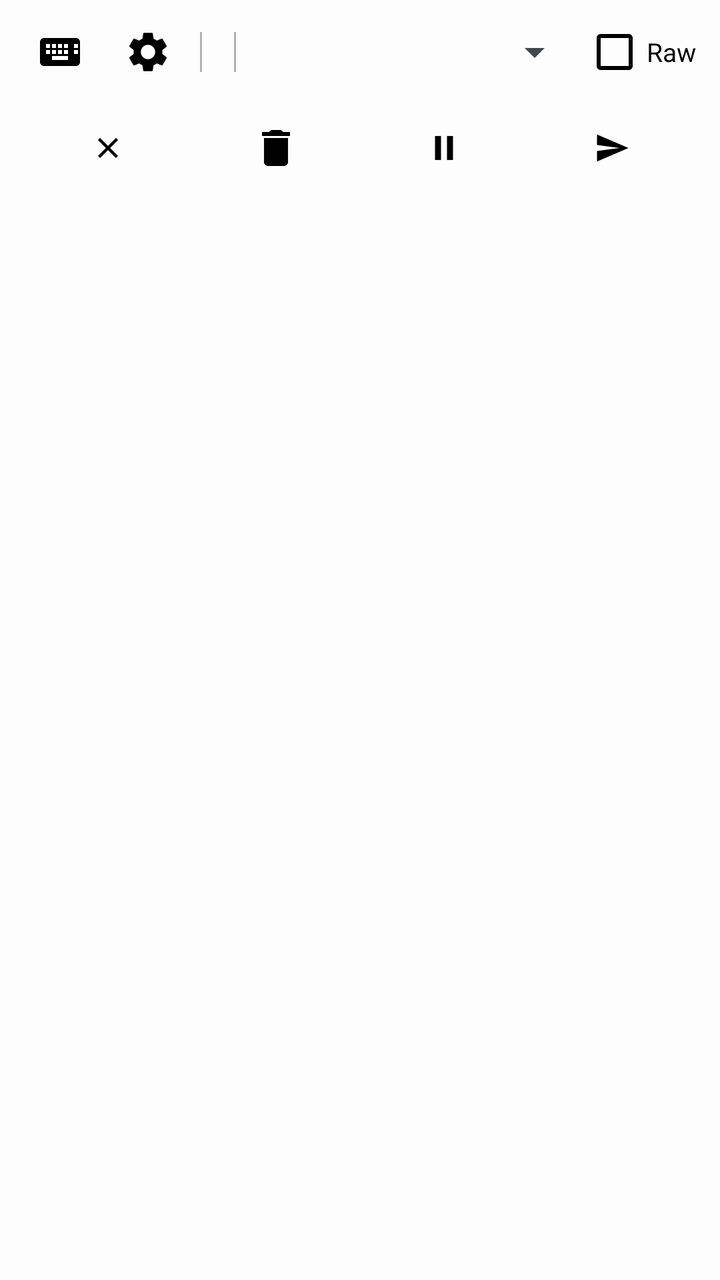
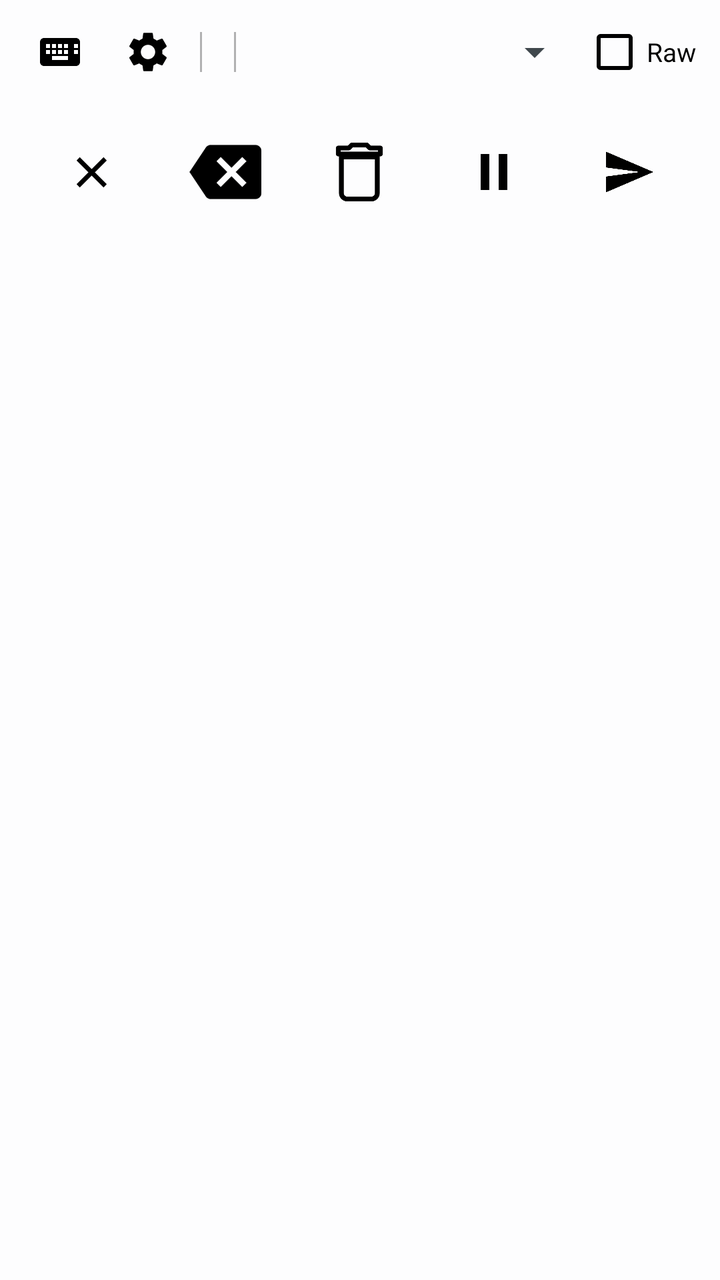

Before-and-after screenshots of an Android layout around one commit, followed by the original layout XML and the change that was made.
<!-- AndroidManifest.xml: application theme Theme.PolishedRecognition.Plain -->
<!-- res/layout/ime_voice_input.xml -->
<?xml version="1.0" encoding="utf-8"?>
<LinearLayout xmlns:android="http://schemas.android.com/apk/res/android"
    android:id="@+id/ime_root"
    android:layout_width="match_parent"
    android:layout_height="wrap_content"
    android:orientation="vertical"
    android:background="@color/recording_overlay"
    android:paddingStart="12dp"
    android:paddingEnd="12dp"
    android:paddingTop="8dp"
    android:paddingBottom="8dp">

    <LinearLayout
        android:id="@+id/ime_row_top"
        android:layout_width="match_parent"
        android:layout_height="wrap_content"
        android:orientation="horizontal"
        android:gravity="center_vertical"
        android:layout_marginBottom="6dp">

        <ImageButton
            android:id="@+id/ime_switch_keyboard_button"
            android:layout_width="36dp"
            android:layout_height="36dp"
            android:layout_marginEnd="8dp"
            android:src="@drawable/ic_keyboard"
            android:background="@null"
            android:contentDescription="@string/ime_switch_keyboard_desc"
            android:scaleType="centerInside" />

        <ImageButton
            android:id="@+id/ime_settings_button"
            android:layout_width="36dp"
            android:layout_height="36dp"
            android:src="@drawable/ic_settings"
            android:background="@null"
            android:contentDescription="@string/ime_settings_desc"
            android:scaleType="centerInside" />

        <View
            android:layout_width="1dp"
            android:layout_height="20dp"
            android:background="@color/recording_divider"
            android:layout_marginStart="8dp"
            android:layout_marginEnd="8dp" />

        <TextView
            android:id="@+id/ime_rec_timer"
            android:layout_width="wrap_content"
            android:layout_height="wrap_content"
            android:text=""
            android:textColor="@color/recording_text_primary"
            android:textSize="13sp"
            android:fontFamily="monospace"
            android:visibility="gone" />

        <View
            android:id="@+id/ime_rec_timer_divider"
            android:layout_width="1dp"
            android:layout_height="20dp"
            android:background="@color/recording_divider"
            android:layout_marginStart="8dp"
            android:layout_marginEnd="8dp"
            android:visibility="gone" />

        <View
            android:id="@+id/ime_quick_settings_divider"
            android:layout_width="1dp"
            android:layout_height="20dp"
            android:background="@color/recording_divider"
            android:layout_marginStart="8dp"
            android:layout_marginEnd="8dp" />

        <Spinner
            android:id="@+id/ime_language_spinner"
            android:layout_width="0dp"
            android:layout_weight="1"
            android:layout_height="wrap_content" />

        <CheckBox
            android:id="@+id/ime_raw"
            android:layout_width="wrap_content"
            android:layout_height="wrap_content"
            android:text="@string/quick_raw"
            android:textColor="@color/recording_text_primary"
            android:textSize="13sp"
            android:buttonTint="@color/recording_text_primary" />

        <TextView
            android:id="@+id/ime_stage_text"
            android:layout_width="0dp"
            android:layout_weight="1"
            android:layout_height="wrap_content"
            android:text=""
            android:textColor="@color/recording_text_primary"
            android:textSize="15sp"
            android:layout_marginStart="8dp"
            android:visibility="gone"
            android:gravity="center_vertical" />

    </LinearLayout>

    <LinearLayout
        android:id="@+id/ime_row_buttons"
        android:layout_width="match_parent"
        android:layout_height="wrap_content"
        android:orientation="horizontal"
        android:gravity="center">

        <ImageButton
            android:id="@+id/ime_cancel_button"
            android:layout_width="0dp"
            android:layout_weight="1"
            android:layout_height="48dp"
            android:src="@drawable/ic_close"
            android:tint="@color/recording_icon_tint"
            android:background="?android:attr/selectableItemBackgroundBorderless"
            android:contentDescription="@string/ime_cancel_desc"
            android:scaleType="centerInside" />

        <ImageButton
            android:id="@+id/ime_flush_button"
            android:layout_width="0dp"
            android:layout_weight="1"
            android:layout_height="48dp"
            android:src="@drawable/ic_delete"
            android:tint="@color/recording_icon_tint"
            android:background="?android:attr/selectableItemBackgroundBorderless"
            android:contentDescription="@string/ime_flush_desc"
            android:scaleType="centerInside" />

        <ImageButton
            android:id="@+id/ime_pause_resume_button"
            android:layout_width="0dp"
            android:layout_weight="1"
            android:layout_height="48dp"
            android:src="@drawable/ic_pause"
            android:tint="@color/recording_icon_tint"
            android:background="?android:attr/selectableItemBackgroundBorderless"
            android:contentDescription="@string/ime_pause_desc"
            android:scaleType="centerInside" />

        <ImageButton
            android:id="@+id/ime_send_button"
            android:layout_width="0dp"
            android:layout_weight="1"
            android:layout_height="48dp"
            android:src="@drawable/ic_send"
            android:tint="@color/recording_icon_tint"
            android:background="?android:attr/selectableItemBackgroundBorderless"
            android:contentDescription="@string/ime_send_desc"
            android:scaleType="centerInside" />

    </LinearLayout>
</LinearLayout>
<!-- resources referenced by this layout -->
<resources>
  <color name="recording_divider">#4D000000</color>
  <color name="recording_icon_tint">#000000</color>
  <color name="recording_overlay">#E6FFFFFF</color>
  <color name="recording_text_primary">#000000</color>
  <!-- drawable ic_close (drawable) -->
  <vector xmlns:android="http://schemas.android.com/apk/res/android"
      android:width="18dp"
      android:height="18dp"
      android:viewportWidth="24"
      android:viewportHeight="24">
      <path
          android:strokeColor="#FFFFFF"
          android:strokeWidth="2"
          android:pathData="M18,6L6,18M6,6L18,18"/>
  </vector>
  <!-- drawable ic_delete (drawable) -->
  <?xml version="1.0" encoding="utf-8"?>
  <vector xmlns:android="http://schemas.android.com/apk/res/android"
      android:width="24dp"
      android:height="24dp"
      android:viewportWidth="24"
      android:viewportHeight="24"
      android:tint="#FFFFFF">
      <path
          android:fillColor="@android:color/white"
          android:pathData="M6,19c0,1.1 0.9,2 2,2h8c1.1,0 2,-0.9 2,-2V7H6v12zM19,4h-3.5l-1,-1h-5l-1,1H5v2h14V4z" />
  </vector>
  <!-- drawable ic_keyboard (drawable) -->
  <vector xmlns:android="http://schemas.android.com/apk/res/android"
      android:width="24dp"
      android:height="24dp"
      android:viewportWidth="24"
      android:viewportHeight="24"
      android:tint="@color/recording_icon_tint">
      <path
          android:fillColor="#FF000000"
          android:pathData="M20,5H4c-1.1,0 -1.99,0.9 -1.99,2L2,17c0,1.1,0.9,2 2,2h16c1.1,0 2,-0.9 2,-2V7c0,-1.1,-0.9,-2,-2,-2zM11,8h2v2h-2V8zM11,11h2v2h-2v-2zM8,8h2v2H8V8zM8,11h2v2H8v-2zM5,11h2v2H5v-2zM5,8h2v2H5V8zM8,14h8v2H8v-2zM14,11h2v2h-2v-2zM14,8h2v2h-2V8zM19,11h2v2h-2v-2zM19,8h2v2h-2V8z" />
  </vector>
  <!-- drawable ic_pause (drawable) -->
  <vector xmlns:android="http://schemas.android.com/apk/res/android"
      android:width="18dp"
      android:height="18dp"
      android:viewportWidth="24"
      android:viewportHeight="24">
      <path
          android:fillColor="#FFFFFF"
          android:pathData="M6,4h4v16H6V4zM14,4h4v16h-4V4z"/>
  </vector>
  <!-- drawable ic_send (drawable) -->
  <vector xmlns:android="http://schemas.android.com/apk/res/android"
      android:width="18dp"
      android:height="18dp"
      android:viewportWidth="24"
      android:viewportHeight="24">
      <path
          android:fillColor="#FFFFFF"
          android:pathData="M2.01,21L23,12 2.01,3 2,10l15,2 -15,2z"/>
  </vector>
  <string name="ime_cancel_desc">Cancel</string>
  <string name="ime_flush_desc">Discard recording</string>
  <string name="ime_pause_desc">Pause</string>
  <string name="ime_send_desc">Send</string>
  <string name="ime_settings_desc">Settings</string>
  <string name="ime_switch_keyboard_desc">Switch keyboard</string>
  <string name="quick_raw">Raw</string>
  <style name="Theme.PolishedRecognition.Plain" parent="@android:style/Theme.DeviceDefault.DayNight">
          <item name="android:windowNoTitle">true</item>
          <item name="android:windowActionBar">false</item>
      </style>
  <!-- unchanged entries left out for length: 1 -->
</resources>

<!-- the commit's change to res/layout/ime_voice_input.xml (unified diff, before → after) -->
@@ -111,45 +111,66 @@
             android:id="@+id/ime_cancel_button"
             android:layout_width="0dp"
             android:layout_weight="1"
-            android:layout_height="48dp"
+            android:layout_height="72dp"
             android:src="@drawable/ic_close"
             android:tint="@color/recording_icon_tint"
             android:background="?android:attr/selectableItemBackgroundBorderless"
             android:contentDescription="@string/ime_cancel_desc"
-            android:scaleType="centerInside" />
+            android:scaleType="centerInside"
+            android:scaleX="1.5"
+            android:scaleY="1.5" />
+
+        <ImageButton
+            android:id="@+id/ime_delete_word_button"
+            android:layout_width="0dp"
+            android:layout_weight="1"
+            android:layout_height="72dp"
+            android:src="@drawable/ic_backspace"
+            android:tint="@color/recording_icon_tint"
+            android:background="?android:attr/selectableItemBackgroundBorderless"
+            android:contentDescription="@string/ime_delete_word_desc"
+            android:scaleType="centerInside"
+            android:scaleX="1.5"
+            android:scaleY="1.5" />
 
         <ImageButton
             android:id="@+id/ime_flush_button"
             android:layout_width="0dp"
             android:layout_weight="1"
-            android:layout_height="48dp"
-            android:src="@drawable/ic_delete"
+            android:layout_height="72dp"
+            android:src="@drawable/ic_delete_outline"
             android:tint="@color/recording_icon_tint"
             android:background="?android:attr/selectableItemBackgroundBorderless"
             android:contentDescription="@string/ime_flush_desc"
-            android:scaleType="centerInside" />
+            android:scaleType="centerInside"
+            android:scaleX="1.5"
+            android:scaleY="1.5" />
 
         <ImageButton
             android:id="@+id/ime_pause_resume_button"
             android:layout_width="0dp"
             android:layout_weight="1"
-            android:layout_height="48dp"
+            android:layout_height="72dp"
             android:src="@drawable/ic_pause"
             android:tint="@color/recording_icon_tint"
             android:background="?android:attr/selectableItemBackgroundBorderless"
             android:contentDescription="@string/ime_pause_desc"
-            android:scaleType="centerInside" />
+            android:scaleType="centerInside"
+            android:scaleX="1.5"
+            android:scaleY="1.5" />
 
         <ImageButton
             android:id="@+id/ime_send_button"
             android:layout_width="0dp"
             android:layout_weight="1"
-            android:layout_height="48dp"
+            android:layout_height="72dp"
             android:src="@drawable/ic_send"
             android:tint="@color/recording_icon_tint"
             android:background="?android:attr/selectableItemBackgroundBorderless"
             android:contentDescription="@string/ime_send_desc"
-            android:scaleType="centerInside" />
+            android:scaleType="centerInside"
+            android:scaleX="1.5"
+            android:scaleY="1.5" />
 
     </LinearLayout>
 </LinearLayout>
<!-- resource entries referenced after the edit -->
@@ -4,6 +4,18 @@
   <color name="recording_icon_tint">#000000</color>
   <color name="recording_overlay">#E6FFFFFF</color>
   <color name="recording_text_primary">#000000</color>
+  <!-- drawable ic_backspace (drawable) -->
+  <?xml version="1.0" encoding="utf-8"?>
+  <vector xmlns:android="http://schemas.android.com/apk/res/android"
+      android:width="24dp"
+      android:height="24dp"
+      android:viewportWidth="24"
+      android:viewportHeight="24"
+      android:tint="#FFFFFF">
+      <path
+          android:fillColor="@android:color/white"
+          android:pathData="M22,3H7c-0.69,0 -1.23,0.35 -1.59,0.88L0,12l5.41,8.11c0.36,0.53 0.9,0.89 1.59,0.89h15c1.1,0 2,-0.9 2,-2V5c0,-1.1 -0.9,-2 -2,-2zM19,15.59L17.59,17 14,13.41 10.41,17 9,15.59 12.59,12 9,8.41 10.41,7 14,10.59 17.59,7 19,8.41 15.41,12 19,15.59z" />
+  </vector>
   <!-- drawable ic_close (drawable) -->
   <vector xmlns:android="http://schemas.android.com/apk/res/android"
       android:width="18dp"
@@ -15,7 +27,7 @@
           android:strokeWidth="2"
           android:pathData="M18,6L6,18M6,6L18,18"/>
   </vector>
-  <!-- drawable ic_delete (drawable) -->
+  <!-- drawable ic_delete_outline (drawable) -->
   <?xml version="1.0" encoding="utf-8"?>
   <vector xmlns:android="http://schemas.android.com/apk/res/android"
       android:width="24dp"
@@ -24,7 +36,11 @@
       android:viewportHeight="24"
       android:tint="#FFFFFF">
       <path
-          android:fillColor="@android:color/white"
+          android:fillColor="@android:color/transparent"
+          android:strokeColor="@android:color/white"
+          android:strokeWidth="1.6"
+          android:strokeLineCap="round"
+          android:strokeLineJoin="round"
           android:pathData="M6,19c0,1.1 0.9,2 2,2h8c1.1,0 2,-0.9 2,-2V7H6v12zM19,4h-3.5l-1,-1h-5l-1,1H5v2h14V4z" />
   </vector>
   <!-- drawable ic_keyboard (drawable) -->
@@ -59,6 +75,7 @@
           android:pathData="M2.01,21L23,12 2.01,3 2,10l15,2 -15,2z"/>
   </vector>
   <string name="ime_cancel_desc">Cancel</string>
+  <string name="ime_delete_word_desc">Delete last word</string>
   <string name="ime_flush_desc">Discard recording</string>
   <string name="ime_pause_desc">Pause</string>
   <string name="ime_send_desc">Send</string>
